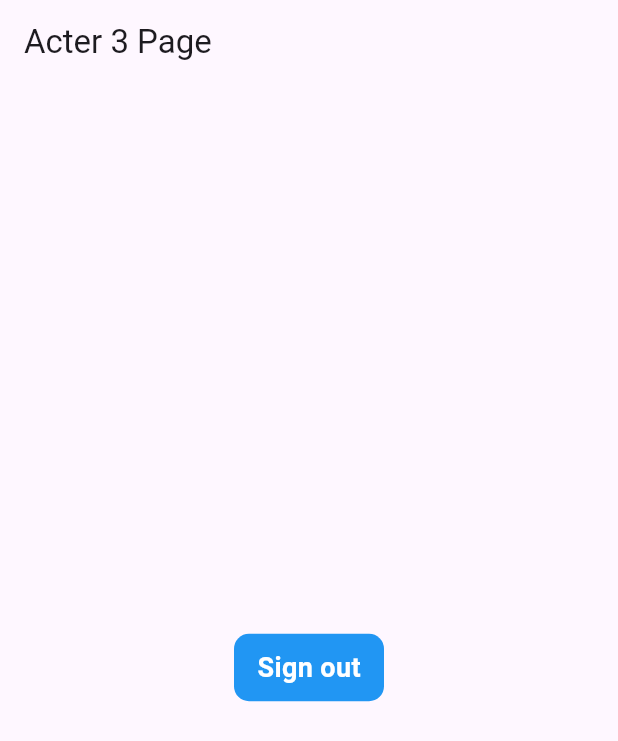
After one commit to siwarbo/mh, a Flutter app: the Acter3Page screen opened directly, on a phone screen of 412 x 824 dp. The commit adds this screen. Shown: the top 741 px of the screen. Run offline on Flutter 3.47's test engine with Material 3 defaults, Android fonts, the phone set to English and light mode, and no system bars; our stand-ins replace bloc, carousel_slider, cloud_firestore, equatable, firebase_auth, firebase_core and 4 more; accounts and stored records are empty.

Commit message:
add two acters 3 and 4 to firebase

```diff
--- /dev/null
+++ b/lib/features/user_auth/presentation/pages/acter3.dart
@@ -0,0 +1,56 @@
+import 'package:alh/global/common/toast.dart';
+import 'package:firebase_auth/firebase_auth.dart';
+import 'package:flutter/material.dart';
+
+class Acter3Page extends StatefulWidget {
+  const Acter3Page({super.key});
+
+  @override
+  State<Acter3Page> createState() => _Acter3PageState();
+}
+
+class _Acter3PageState extends State<Acter3Page> {
+  @override
+  Widget build(BuildContext context) {
+    return Scaffold(
+      appBar: AppBar(
+        automaticallyImplyLeading: false,
+        title: Text("Acter 3 Page"),
+      ),
+      body: Center(
+        child: Column(
+          mainAxisAlignment: MainAxisAlignment.center,
+          children: [
+            SizedBox(
+              height: 10,
+            ),
+            GestureDetector(
+              onTap: () {
+                FirebaseAuth.instance.signOut();
+                Navigator.pushNamed(context, "/login");
+                showToast(message: "Successfully signed out ");
+              },
+              child: Container(
+                height: 45,
+                width: 100,
+                decoration: BoxDecoration(
+                    color: Colors.blue,
+                    borderRadius: BorderRadius.circular(10)),
+                child: Center(
+                  child: Text(
+                    "Sign out",
+                    style: TextStyle(
+                      color: Colors.white,
+                      fontWeight: FontWeight.bold,
+                      fontSize: 18,
+                    ),
+                  ),
+                ),
+              ),
+            )
+          ],
+        ),
+      ),
+    );
+  }
+}
--- a/lib/features/user_auth/presentation/pages/sign_up_page.dart
+++ b/lib/features/user_auth/presentation/pages/sign_up_page.dart
@@ -82,7 +82,7 @@ class _SignUpPageState extends State<SignUpPage> {
                       _selectedRole = newValue!;
                     });
                   },
-                  items: <String>['User', 'Admin'].map((String value) {
+                  items: <String>['User', 'Admin','Acter3','Acter4'].map((String value) {
                     return DropdownMenuItem<String>(
                       value: value,
                       child: Text(value),
--- a/lib/main.dart
+++ b/lib/main.dart
@@ -69,6 +69,8 @@ class MyApp extends StatelessWidget {
           '/signUp': (context) => SignUpPage(),
           '/home': (context) => LoginPage(),
           '/admin': (context) => LoginPage(),
+          '/acter3':(context)=>LoginPage(),
+          '/acter4':(context)=>LoginPage(),
         },
 
         //initialRoute: SplashScreen.routeName,
```
Also changed, not shown: lib/features/user_auth/presentation/pages/acter4.dart (added, +56 -0 lines), lib/features/user_auth/presentation/pages/login_page.dart (+8 -0 lines).
